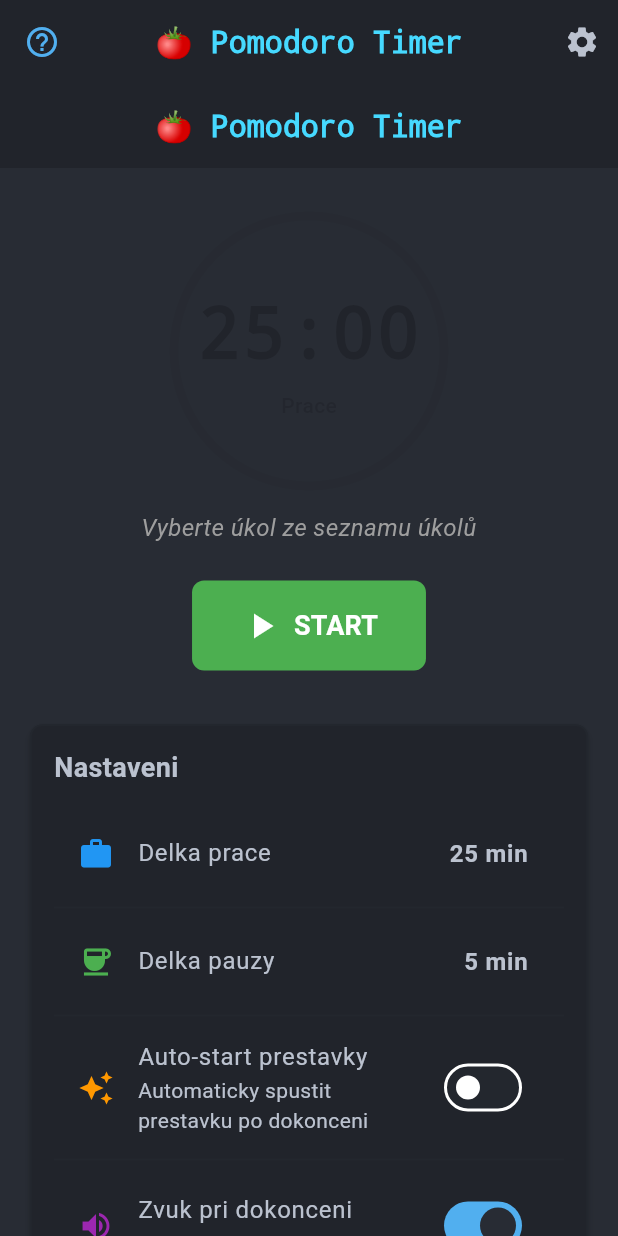
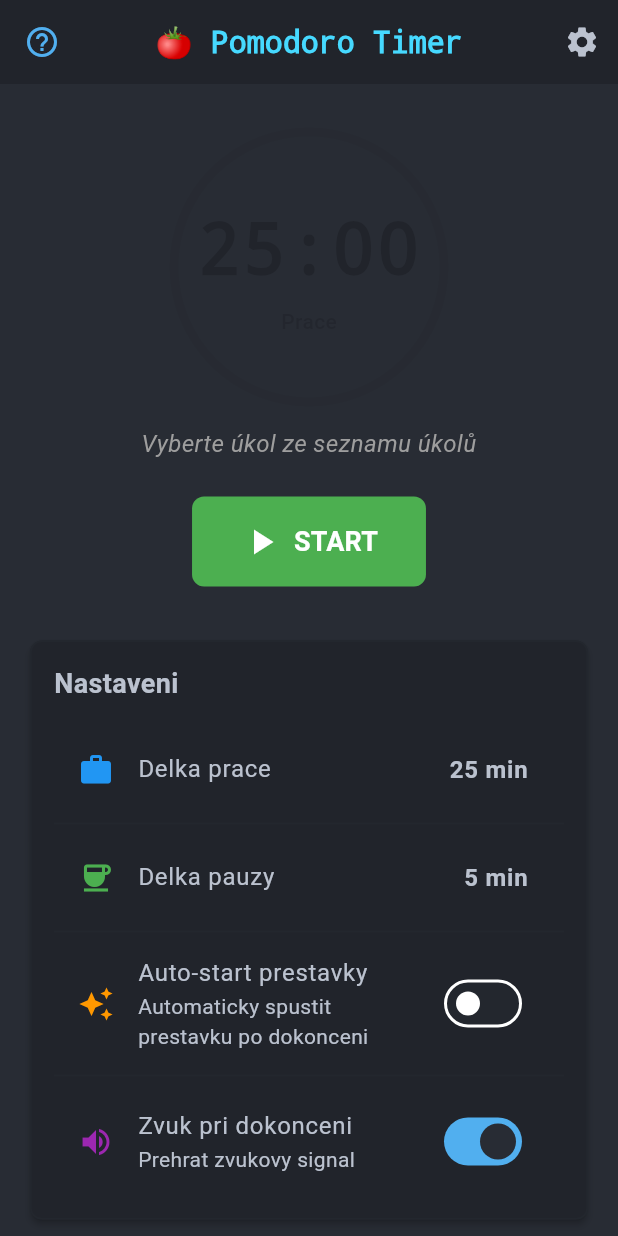
Before and after one commit to mastnacek/laidak, a Flutter app: the screen it shows after launch, swiped to page 2, on a phone screen of 412 x 824 dp. Run offline on Flutter 3.47's test engine with Material 3 defaults, Android fonts, the phone set to English and light mode, and no system bars; our stand-ins replace emoji_picker_flutter, equatable, flutter_bloc, flutter_colorpicker, just_audio, logger and 3 more; accounts and stored records are empty.

Commit message:
🐛 fix: Oprava duplicitniho nadpisu Pomodoro Timer
Problem:
- Pri swipe na Pomodoro: DVA nadpisy (MainPage + PomodoroPage)
- Pri kliku na rajce: JEDEN nadpis (pouze PomodoroPage)

Reseni:
- Pridany parametr `showAppBar` do PomodoroPage
- false = pro PageView (MainPage ma spolecny AppBar)
- true = pro samostatny route (vlastni Scaffold + AppBar)

Zmeny:
- PomodoroPage: Pridany parametr showAppBar + conditional Scaffold
- TodoCard: Klik na rajce nyni pouziva showAppBar: true
- MainPage: PageView pouziva default showAppBar: false

🤖 Generated with [Claude Code](https://claude.com/claude-code)

Co-Authored-By: Claude <noreply@anthropic.com>

```diff
--- a/lib/features/pomodoro/presentation/pages/pomodoro_page.dart
+++ b/lib/features/pomodoro/presentation/pages/pomodoro_page.dart
@@ -18,24 +18,25 @@ import '../../../../core/services/database_helper.dart';
 /// - Control buttons (Start/Pause/Stop)
 /// - Nastavení (work/break duration)
 /// - Historie sessions
+///
+/// Parametr [showAppBar]:
+/// - false: Používá se v PageView (MainPage má společný AppBar)
+/// - true: Používá se jako samostatný route (např. z TODO Card)
 class PomodoroPage extends StatelessWidget {
-  const PomodoroPage({super.key});
+  final bool showAppBar;
+
+  const PomodoroPage({super.key, this.showAppBar = false});
 
   @override
   Widget build(BuildContext context) {
-    return BlocProvider(
+    final content = BlocProvider(
       create: (context) => PomodoroBloc(
         repository: PomodoroRepositoryImpl(
           databaseHelper: DatabaseHelper(),
         ),
         timerService: PomodoroTimerService(),
       )..add(const LoadHistoryEvent()),
-      child: Scaffold(
-      appBar: AppBar(
-        title: const Text('🍅 Pomodoro Timer'),
-        centerTitle: true,
-      ),
-      body: BlocListener<PomodoroBloc, PomodoroState>(
+      child: BlocListener<PomodoroBloc, PomodoroState>(
         listener: (context, state) {
           // Zobrazit error message jako SnackBar
           if (state.errorMessage != null) {
@@ -76,8 +77,21 @@ class PomodoroPage extends StatelessWidget {
           ),
         ),
       ),
-      ),
     );
+
+    // Pokud showAppBar = true, obal do Scaffold s AppBar
+    if (showAppBar) {
+      return Scaffold(
+        appBar: AppBar(
+          title: const Text('🍅 Pomodoro Timer'),
+          centerTitle: true,
+        ),
+        body: content,
+      );
+    }
+
+    // Jinak vrať pouze content (pro PageView v MainPage)
+    return content;
   }
 }
 
--- a/lib/features/todo_list/presentation/widgets/todo_card.dart
+++ b/lib/features/todo_list/presentation/widgets/todo_card.dart
@@ -959,12 +959,12 @@ class TodoCard extends StatelessWidget {
       ),
     );
 
-    // Pokud user klikl START, přejít na Pomodoro Page
+    // Pokud user klikl START, přejít na Pomodoro Page (s vlastním AppBar)
     if (result != null && context.mounted) {
       Navigator.push(
         context,
         MaterialPageRoute(
-          builder: (context) => const PomodoroPage(),
+          builder: (context) => const PomodoroPage(showAppBar: true),
         ),
       );
     }
```
